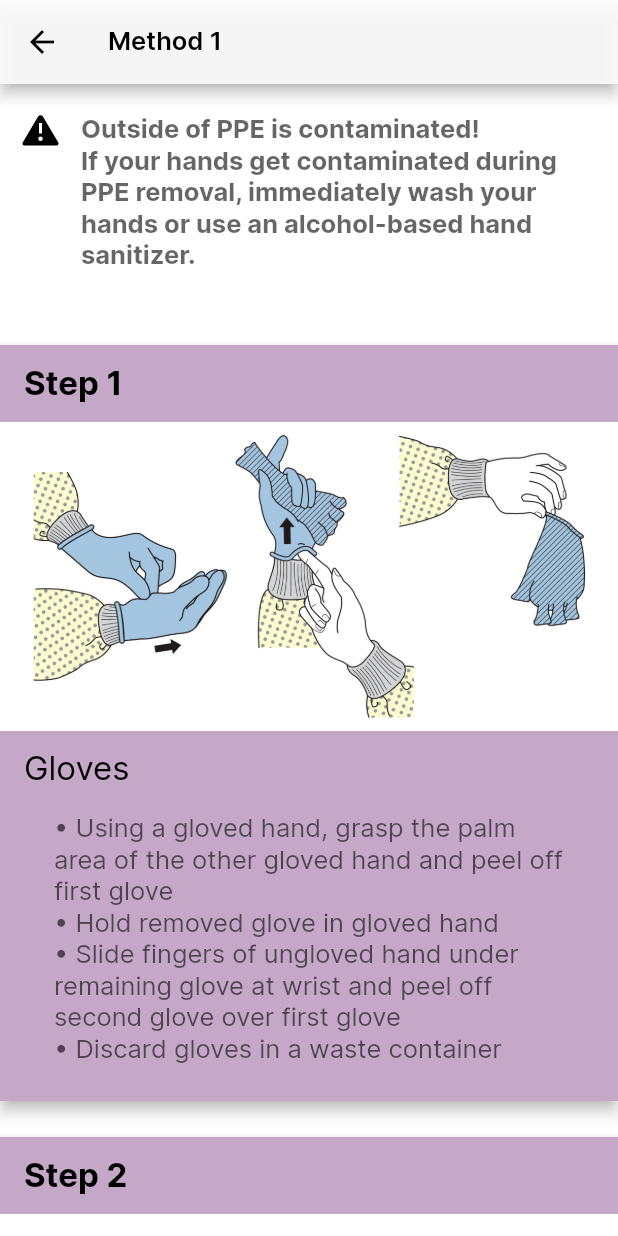
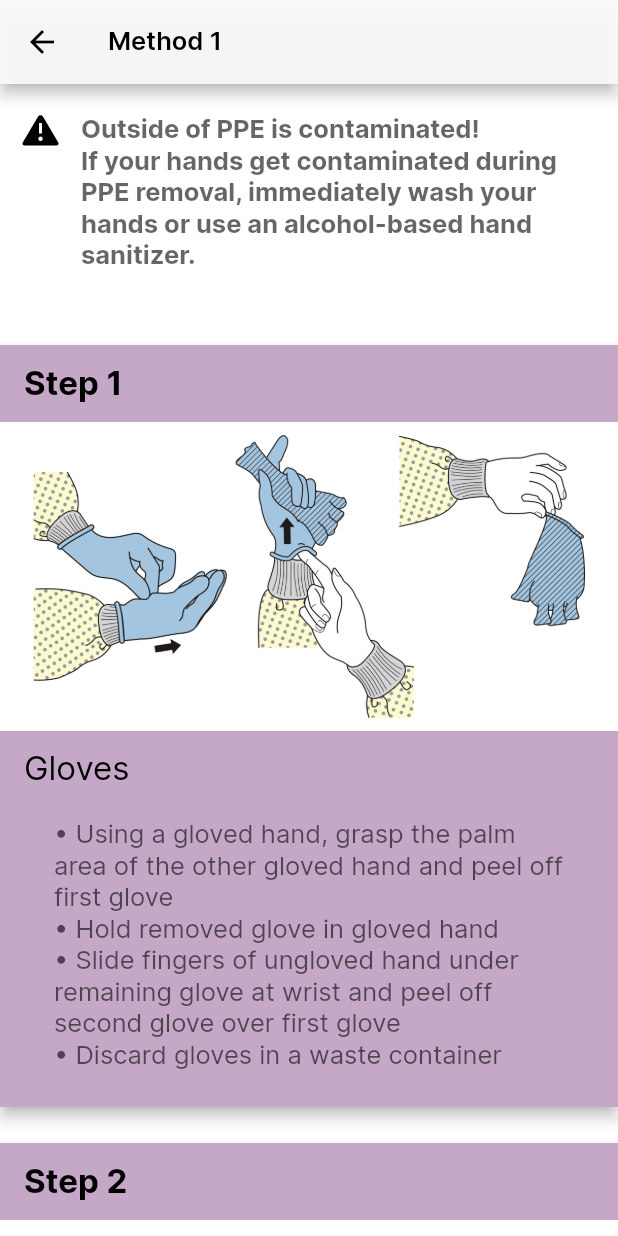
Before and after one commit to Western-Health-Covid19-Collaboration/wh_covid19_app, a Flutter app: the PPEOffGuidanceMethod1 screen opened by its route, on a phone screen of 412 x 824 dp. Run offline on Flutter 3.47's test engine with Material 2 defaults, Android fonts, the phone set to English and light mode, and no system bars; our stand-ins replace chewie, flutter_svg, flutter_widget_from_html, package_info, shared_preferences, video_player; missing offline and left inert: matrix_gesture_detector; accounts and stored records are empty; project files that could hold a hidden picture were left out.

Commit message:
improved string list

```diff
--- a/lib/widget/lists/string_list.dart
+++ b/lib/widget/lists/string_list.dart
@@ -11,7 +11,8 @@ class StringList extends StatelessWidget {
 
   @override
   Widget build(BuildContext context) {
-    return Expanded(
+    return Container(
+        margin: const EdgeInsets.fromLTRB(0, 4, 0, 0),
         child: Padding(
             padding: padding,
             child: Column(
```
